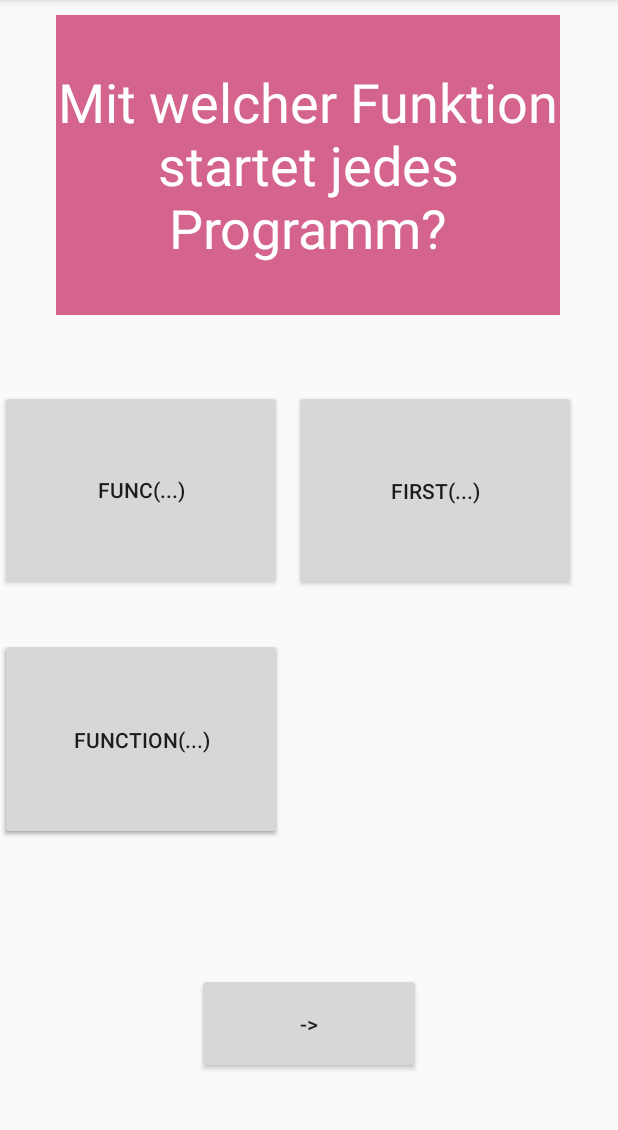
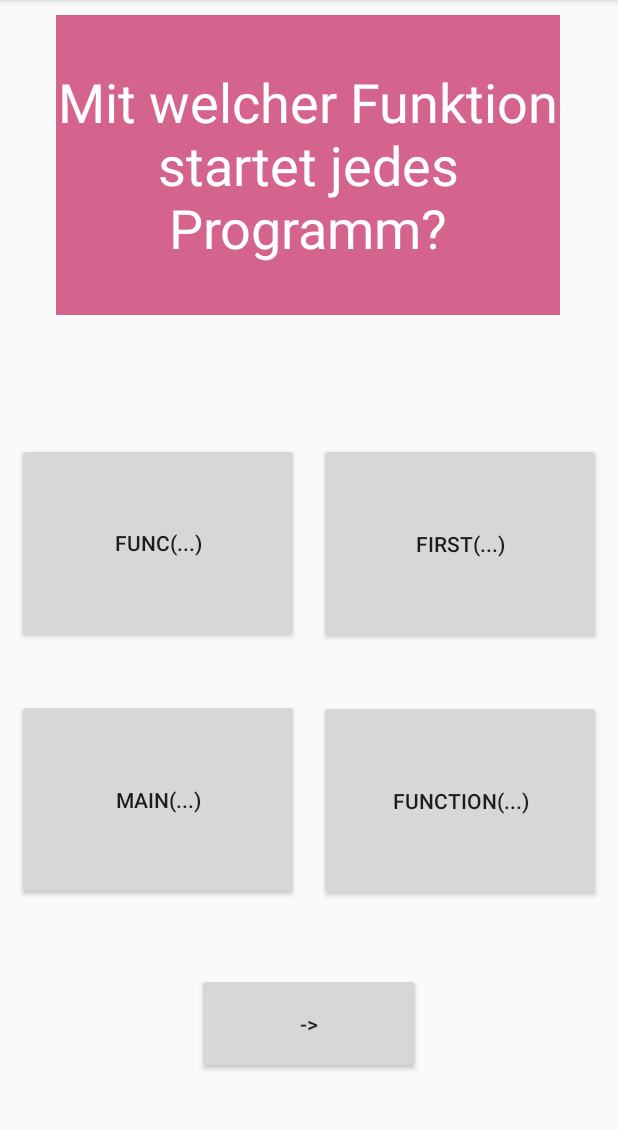
Before and after one commit to xVortal/QuizAppv2, an Android app: the MainActivity screen opened directly, with no data from a screen before it, on a phone screen of 412 x 824 dp, the part 84-1214 px from its top. Run offline under Robolectric (Android 15) with nearby library versions, the phone set to English and light mode, and no system bars.

Commit message:
aenderungen der Btns im Quiz

```diff
--- a/app/src/main/res/layout/activity_main.xml
+++ b/app/src/main/res/layout/activity_main.xml
@@ -33,38 +33,62 @@
         android:id="@+id/AnswerABtn"
         android:layout_width="188dp"
         android:layout_height="133dp"
-        android:layout_marginTop="50dp"
+        android:layout_marginStart="8dp"
+        android:layout_marginLeft="8dp"
+        android:layout_marginTop="85dp"
+        android:layout_marginEnd="5dp"
+        android:layout_marginRight="5dp"
         android:text="Button"
-        app:layout_constraintTop_toBottomOf="@+id/QuestionTextView"
-        tools:layout_editor_absoluteX="10dp" />
+        app:layout_constraintEnd_toStartOf="@+id/AnswerBBtn"
+        app:layout_constraintStart_toStartOf="parent"
+        app:layout_constraintTop_toBottomOf="@+id/QuestionTextView" />
 
     <Button
         android:id="@+id/AnswerBBtn"
         android:layout_width="188dp"
         android:layout_height="134dp"
-        android:layout_marginLeft="8dp"
-        android:layout_marginTop="50dp"
+        android:layout_marginStart="5dp"
+        android:layout_marginLeft="5dp"
+        android:layout_marginTop="85dp"
+        android:layout_marginEnd="8dp"
+        android:layout_marginRight="8dp"
         android:text="Button"
-        app:layout_constraintLeft_toRightOf="@+id/AnswerABtn"
+
+        app:layout_constraintEnd_toEndOf="parent"
+        app:layout_constraintStart_toEndOf="@+id/AnswerABtn"
         app:layout_constraintTop_toBottomOf="@+id/QuestionTextView" />
 
     <Button
         android:id="@+id/AnswerCBtn"
         android:layout_width="188dp"
         android:layout_height="134dp"
-        android:layout_marginTop="32dp"
+        android:layout_marginStart="8dp"
+        android:layout_marginLeft="8dp"
+        android:layout_marginTop="19dp"
+        android:layout_marginEnd="5dp"
+        android:layout_marginRight="5dp"
+        android:layout_marginBottom="31dp"
         android:text="Button"
-        app:layout_constraintTop_toBottomOf="@+id/AnswerABtn"
-        tools:layout_editor_absoluteX="10dp" />
+        app:layout_constraintBottom_toTopOf="@+id/nextQuestionBtn"
+        app:layout_constraintEnd_toStartOf="@+id/AnswerDBtn"
+        app:layout_constraintStart_toStartOf="parent"
+        app:layout_constraintTop_toBottomOf="@+id/AnswerABtn" />
 
     <Button
         android:id="@+id/AnswerDBtn"
         android:layout_width="188dp"
         android:layout_height="134dp"
-        android:layout_marginTop="32dp"
+        android:layout_marginStart="5dp"
+        android:layout_marginLeft="5dp"
+        android:layout_marginTop="19dp"
+        android:layout_marginEnd="8dp"
+        android:layout_marginRight="8dp"
+        android:layout_marginBottom="30dp"
         android:text="Button"
-        app:layout_constraintTop_toBottomOf="@+id/AnswerBBtn"
-        tools:layout_editor_absoluteX="207dp" />
+        app:layout_constraintBottom_toTopOf="@+id/nextQuestionBtn"
+        app:layout_constraintEnd_toEndOf="parent"
+        app:layout_constraintStart_toEndOf="@+id/AnswerCBtn"
+        app:layout_constraintTop_toBottomOf="@+id/AnswerBBtn" />
 
     <Button
         android:id="@+id/nextQuestionBtn"
```
